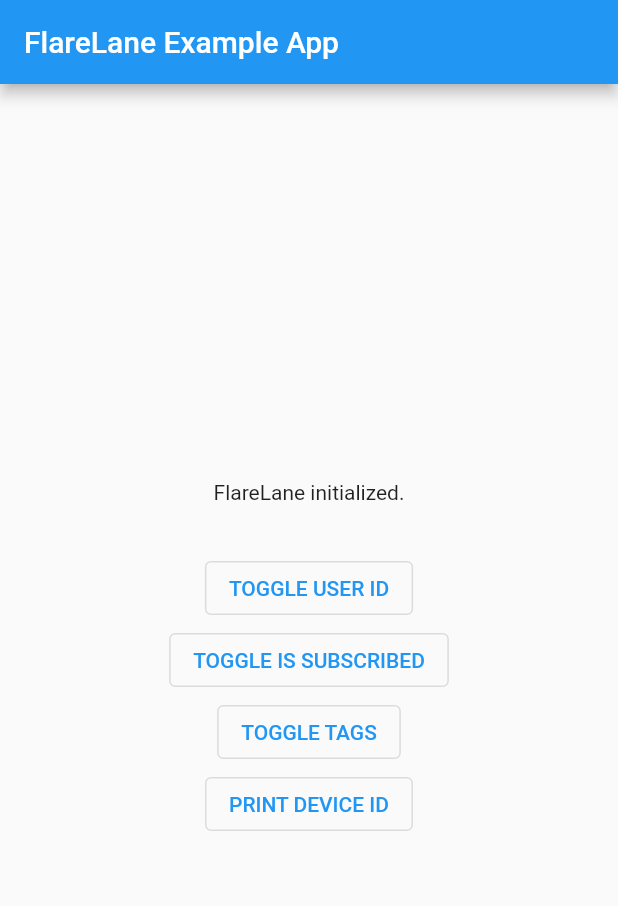
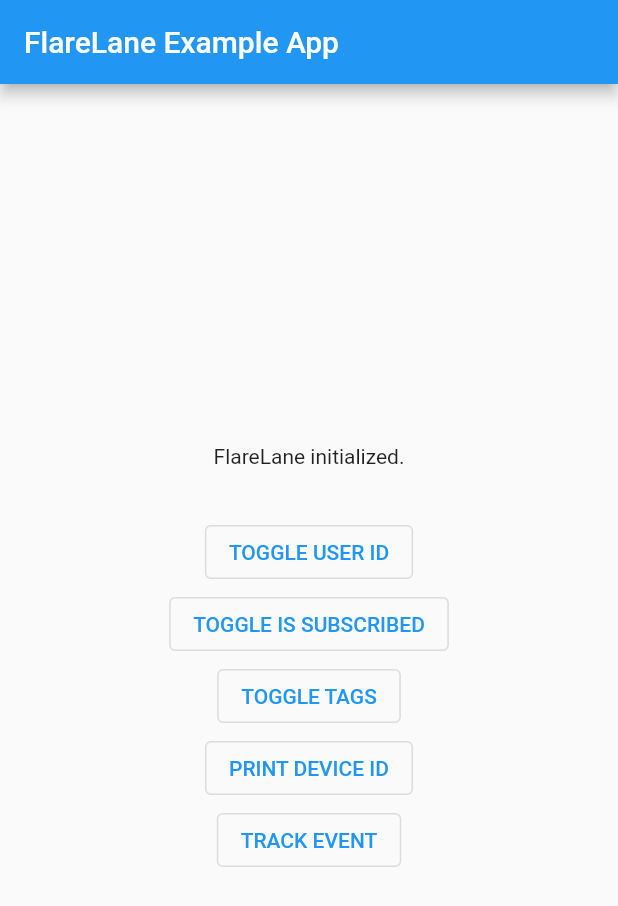
Before and after one commit to flarelane/FlareLane-Flutter-SDK, a Flutter app: the screen it shows after launch, on a phone screen of 412 x 824 dp. Shown: the top 906 px of the screen. Run offline on Flutter 3.47's test engine with Material 2 defaults, Android fonts, the phone set to English and light mode, and no system bars; our stand-ins replace firebase_core, firebase_messaging; missing offline and left inert: onesignal_flutter; accounts and stored records are empty; generated files the repository leaves out were written again; statements that could not run were skipped.

Commit message:
add track event method

```diff
--- a/example/lib/main.dart
+++ b/example/lib/main.dart
@@ -1,6 +1,5 @@
 import 'dart:async';
 
-import 'package:firebase_core/firebase_core.dart';
 import 'package:firebase_messaging/firebase_messaging.dart';
 import 'package:flarelane_flutter/flarelane_flutter.dart';
 import 'package:flutter/material.dart';
@@ -8,7 +7,7 @@
 
 import 'firebase_options.dart';
 
-const FLARELANE_PROJECT_ID = 'FLARELANE_PROJECT_ID';
+const FLARELANE_PROJECT_ID = 'a43cdc82-0ea5-4fdd-aebc-1940fe99b6c3';
 const ONESIGNAL_PROJECT_ID = "ONESIGNAL_PROJECT_ID";
 
 Future<void> _fcmOnBackgroundMessage(RemoteMessage remoteMessage) async {
@@ -127,6 +126,10 @@
     print(await FlareLane.shared.getDeviceId());
   }
 
+  Future<void> trackEvent() async {
+    await FlareLane.shared.trackEvent("test_event", {"test": "event"});
+  }
+
   @override
   Widget build(BuildContext context) {
     return MaterialApp(
@@ -146,7 +149,9 @@
             OutlinedButton(
                 onPressed: toggleTags, child: const Text("TOGGLE TAGS")),
             OutlinedButton(
-                onPressed: getDeviceId, child: const Text("PRINT DEVICE ID"))
+                onPressed: getDeviceId, child: const Text("PRINT DEVICE ID")),
+            OutlinedButton(
+                onPressed: trackEvent, child: const Text("TRACK EVENT"))
           ],
         ),
       ),
```
Also changed, not shown: example/pubspec.lock, 3 other files.
